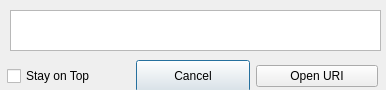
Above: source/gui/panconvert_diag_openuri.ui from apaeffgen/PanConvert before the change. Below: the same form after it.
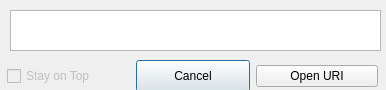
That is the form after the change.

```diff
--- a/source/gui/panconvert_diag_openuri.ui
+++ b/source/gui/panconvert_diag_openuri.ui
@@ -41,7 +41,7 @@
     </rect>
    </property>
   </widget>
-  <widget class="QWidget" name="">
+  <widget class="QWidget" name="layoutWidget">
    <property name="geometry">
     <rect>
      <x>7</x>
@@ -53,6 +53,9 @@
    <layout class="QHBoxLayout" name="horizontalLayout">
     <item>
      <widget class="QCheckBox" name="CheckBoxStayOnTop">
+      <property name="enabled">
+       <bool>false</bool>
+      </property>
       <property name="text">
        <string>Stay on Top</string>
       </property>
```
